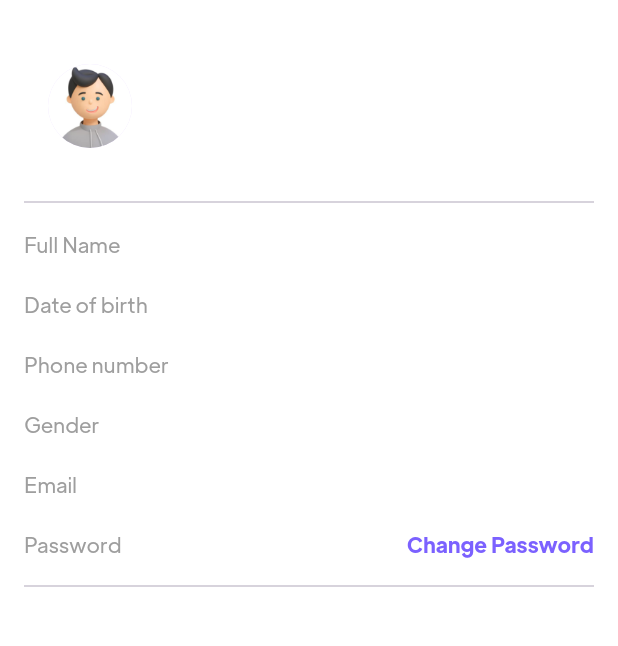
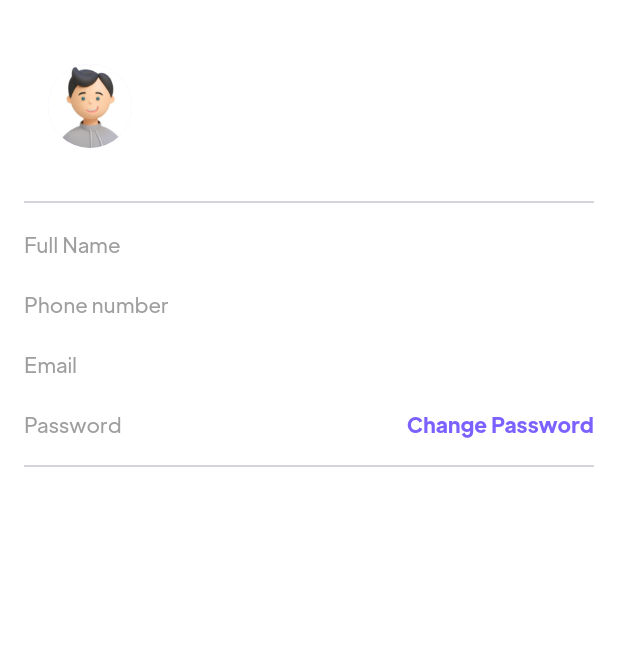
Before and after one commit to Apurv3027/GoGreen, a Flutter app: the UserInfoScreen screen opened directly with empty values, on a phone screen of 412 x 824 dp, the part 56-702 px from its top. Run offline on Flutter 3.47's test engine with Material 3 defaults, Android fonts, the phone set to English and light mode, and no system bars; our stand-ins replace cached_network_image, carousel_slider, flutter_rating_bar, flutter_svg, fluttertoast, form_field_validator and 7 more; missing offline and left inert: favorite_button, language_picker, razorpay_flutter; accounts and stored records are empty.

Commit message:
Update User Info Screen

```diff
--- a/lib/screens/userinfo/user_info_screen.dart
+++ b/lib/screens/userinfo/user_info_screen.dart
@@ -106,13 +106,13 @@ class _UserInfoScreenState extends State<UserInfoScreen> {
             _buildDetailItem(
                 "Full Name", widget.userDetails['fullname'] ?? 'N/A'),
             // const Divider(),
-            _buildDetailItem(
-                "Date of birth", widget.userDetails['dob'] ?? 'N/A'),
+            // _buildDetailItem(
+            //     "Date of birth", widget.userDetails['dob'] ?? 'N/A'),
             // const Divider(),
             _buildDetailItem(
                 "Phone number", widget.userDetails['mobile_number'] ?? 'N/A'),
             // const Divider(),
-            _buildDetailItem("Gender", widget.userDetails['gender'] ?? 'N/A'),
+            // _buildDetailItem("Gender", widget.userDetails['gender'] ?? 'N/A'),
             // const Divider(),
             _buildDetailItem("Email", widget.userDetails['email'] ?? 'N/A'),
             // const Divider(),
```
